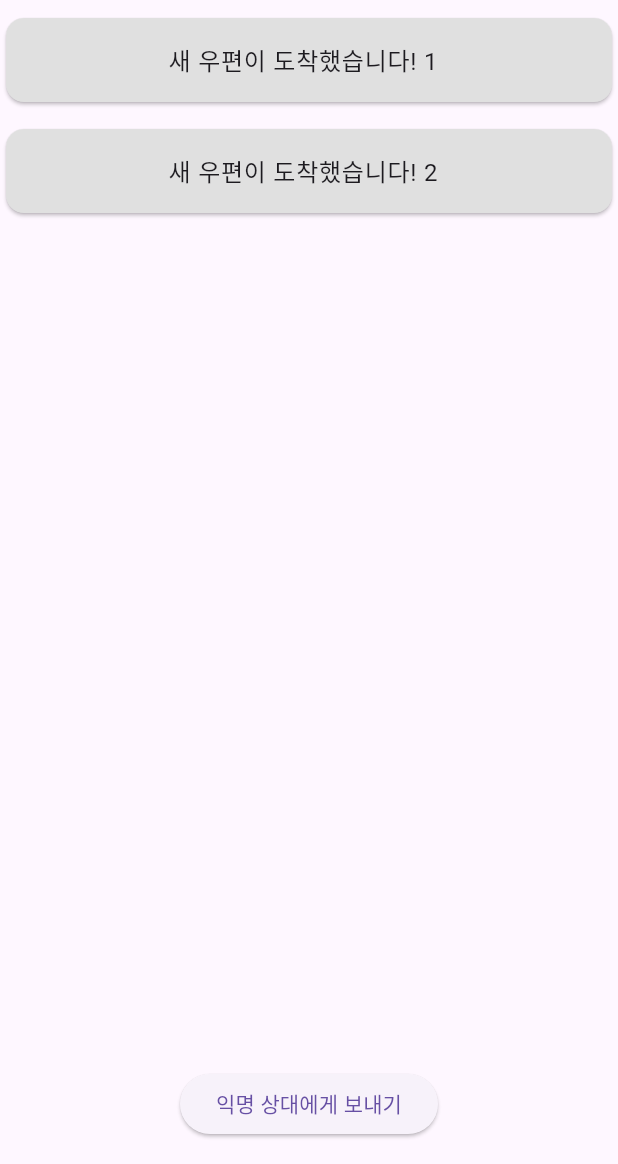
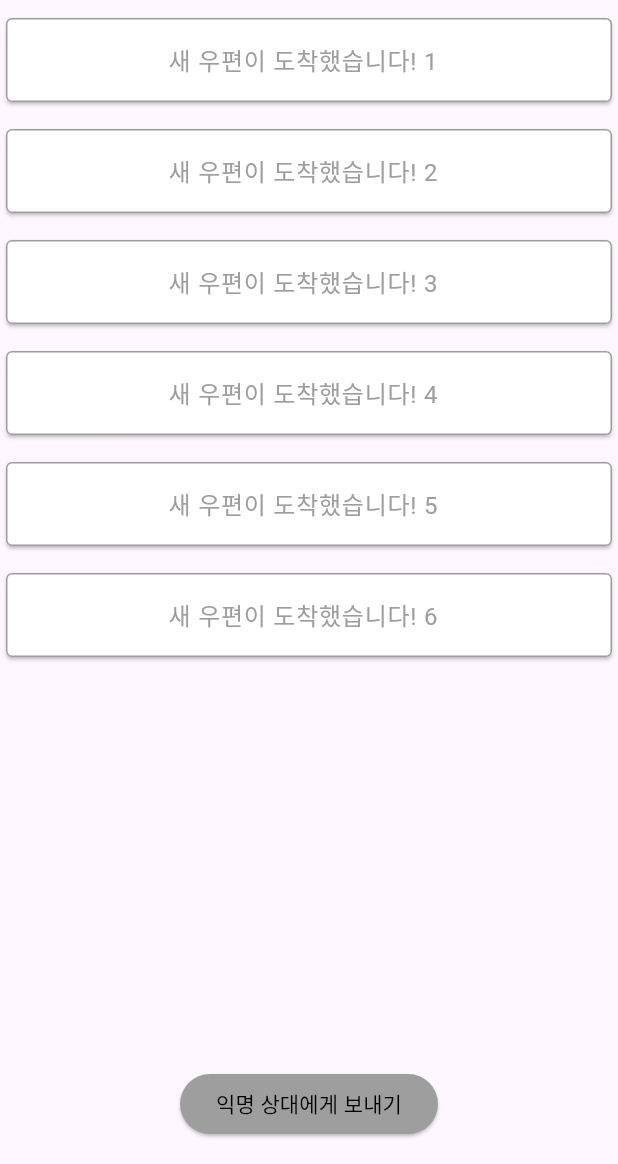
Before and after one commit to bk123477/2024-SolutionChallenge-sMiLe, a Flutter app: the MailboxScreenManager screen opened directly, on a phone screen of 412 x 824 dp, the part 72-1236 px from its top. Run offline on Flutter 3.47's test engine with Material 3 defaults, Android fonts, the phone set to English and light mode, and no system bars.

Commit message:
design : mailbox detail

```diff
--- a/lib/screen/part2/mailbox_screen_manager.dart
+++ b/lib/screen/part2/mailbox_screen_manager.dart
@@ -12,6 +12,11 @@ class _MailboxScreenManagerState extends State<MailboxScreenManager> {
   final List<String> notifications = [
     "새 우편이 도착했습니다! 1",
     "새 우편이 도착했습니다! 2",
+    "새 우편이 도착했습니다! 3",
+    "새 우편이 도착했습니다! 4",
+    "새 우편이 도착했습니다! 5",
+    "새 우편이 도착했습니다! 6",
+
     // ... 기타 알림
   ];
 
@@ -35,9 +40,13 @@ class _MailboxScreenManagerState extends State<MailboxScreenManager> {
               itemCount: notifications.length,
               itemBuilder: (context, index) {
                 return Card(
-                  color: Colors.grey[300],
+                  color: Colors.white, // 카드 배경색을 흰색으로 설정
+                  shape: RoundedRectangleBorder(
+                    side: BorderSide(color: Colors.grey, width: 1), // 회색 테두리
+                    borderRadius: BorderRadius.circular(4), // 테두리 둥글게
+                  ),
                   child: ListTile(
-                    title: Center(child: Text(notifications[index])),
+                    title: Center(child: Text(notifications[index], style: TextStyle(color: Colors.grey))),
                     onTap: () {
                       Navigator.push(
                         context,
@@ -56,7 +65,10 @@ class _MailboxScreenManagerState extends State<MailboxScreenManager> {
               onPressed: () {
                 // 익명 상대에게 보내기 기능 구현
               },
-              child: Text('익명 상대에게 보내기'),
+              child: Text('익명 상대에게 보내기', style: TextStyle(color: Colors.black)),
+              style: ElevatedButton.styleFrom(
+                backgroundColor: Colors.grey, // 버튼 배경색을 회색으로 설정
+              ),
             ),
           ),
         ],
```
